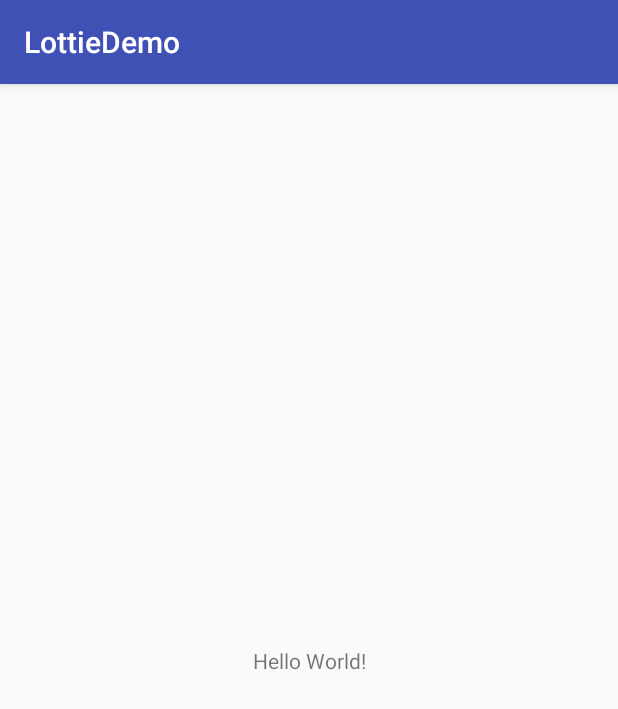
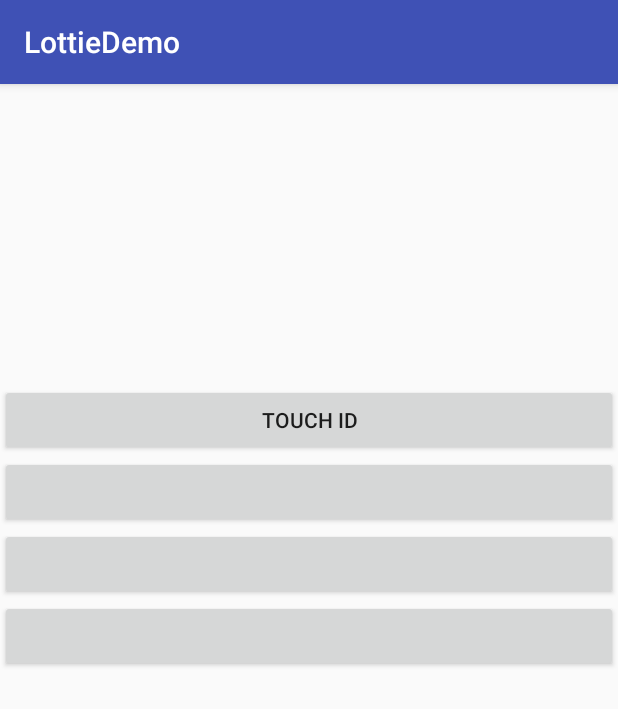
Before and after one commit to LadwaAditya/LottieDemo, an Android app: the screen it shows after launch (MainActivity), on a phone screen of 412 x 824 dp. Shown: the top 709 px of the screen. Run offline under Robolectric (Android 15) with nearby library versions, the phone set to English and light mode, and no system bars; our stand-ins replace data binding.

Commit message:
chor(build.gradle): Added Basic layout and lottie lib

```diff
--- a/app/build.gradle
+++ b/app/build.gradle
@@ -11,6 +11,9 @@ android {
         versionName "1.0"
         testInstrumentationRunner "android.support.test.runner.AndroidJUnitRunner"
     }
+    dataBinding {
+        enabled = true
+    }
     buildTypes {
         release {
             minifyEnabled false
@@ -21,10 +24,12 @@ android {
 
 dependencies {
     compile fileTree(dir: 'libs', include: ['*.jar'])
+    compile 'com.android.support:appcompat-v7:25.3.0'
+    compile 'com.android.support.constraint:constraint-layout:1.0.2'
+    compile 'com.airbnb.android:lottie:1.5.3'
+
     androidTestCompile('com.android.support.test.espresso:espresso-core:2.2.2', {
         exclude group: 'com.android.support', module: 'support-annotations'
     })
-    compile 'com.android.support:appcompat-v7:25.3.0'
     testCompile 'junit:junit:4.12'
-    compile 'com.android.support.constraint:constraint-layout:1.0.2'
 }
--- a/app/src/main/java/com/ladwa/aditya/lottiedemo/MainActivity.java
+++ b/app/src/main/java/com/ladwa/aditya/lottiedemo/MainActivity.java
@@ -1,13 +1,35 @@
 package com.ladwa.aditya.lottiedemo;
 
+import android.databinding.DataBindingUtil;
+import android.os.Bundle;
 import android.support.v7.app.AppCompatActivity;
-import android.os.Bundle;
+import android.view.View;
+
+import com.ladwa.aditya.lottiedemo.databinding.ActivityMainBinding;
 
 public class MainActivity extends AppCompatActivity {
+
+    private ActivityMainBinding mBinding;
+    private final String TOUCH_ID = "touch_id.json";
 
     @Override
     protected void onCreate(Bundle savedInstanceState) {
         super.onCreate(savedInstanceState);
-        setContentView(R.layout.activity_main);
+        mBinding = DataBindingUtil.setContentView(this, R.layout.activity_main);
+    }
+
+    public void onClick(View view) {
+        switch (view.getId()) {
+            case R.id.button1:
+                mBinding.animationView.setAnimation(TOUCH_ID);
+                mBinding.animationView.playAnimation();
+                break;
+            case R.id.button2:
+                break;
+            case R.id.button3:
+                break;
+            case R.id.button4:
+                break;
+        }
     }
 }
--- a/app/src/main/res/layout/activity_main.xml
+++ b/app/src/main/res/layout/activity_main.xml
@@ -1,19 +1,51 @@
 <?xml version="1.0" encoding="utf-8"?>
-<android.support.constraint.ConstraintLayout
+<layout
     xmlns:android="http://schemas.android.com/apk/res/android"
     xmlns:app="http://schemas.android.com/apk/res-auto"
-    xmlns:tools="http://schemas.android.com/tools"
-    android:layout_width="match_parent"
-    android:layout_height="match_parent"
-    tools:context="com.ladwa.aditya.lottiedemo.MainActivity">
+    xmlns:tools="http://schemas.android.com/tools">
 
-    <TextView
-        android:layout_width="wrap_content"
-        android:layout_height="wrap_content"
-        android:text="Hello World!"
-        app:layout_constraintBottom_toBottomOf="parent"
-        app:layout_constraintLeft_toLeftOf="parent"
-        app:layout_constraintRight_toRightOf="parent"
-        app:layout_constraintTop_toTopOf="parent"/>
+    <RelativeLayout
+        android:layout_width="match_parent"
+        android:layout_height="match_parent"
+        tools:context="com.ladwa.aditya.lottiedemo.MainActivity">
 
-</android.support.constraint.ConstraintLayout>
+        <com.airbnb.lottie.LottieAnimationView
+            android:id="@+id/animation_view"
+            android:layout_width="match_parent"
+            android:layout_height="200dp"
+            app:lottie_loop="true"/>
+
+        <LinearLayout
+            android:layout_width="match_parent"
+            android:layout_height="wrap_content"
+            android:layout_below="@id/animation_view"
+            android:orientation="vertical">
+
+            <Button
+                android:id="@+id/button1"
+                android:layout_width="match_parent"
+                android:layout_height="wrap_content"
+                android:onClick="onClick"
+                android:text="Touch Id"/>
+
+            <Button
+                android:id="@+id/button2"
+                android:layout_width="match_parent"
+                android:layout_height="wrap_content"
+                android:onClick="onClick"/>
+
+            <Button
+                android:id="@+id/button3"
+                android:layout_width="match_parent"
+                android:layout_height="wrap_content"
+                android:onClick="onClick"/>
+
+            <Button
+                android:id="@+id/button4"
+                android:layout_width="match_parent"
+                android:layout_height="wrap_content"
+                android:onClick="onClick"/>
+        </LinearLayout>
+
+    </RelativeLayout>
+</layout>
```
Also changed, not shown: app/src/main/assets/touch_id.json (added, +1 -0 lines).
